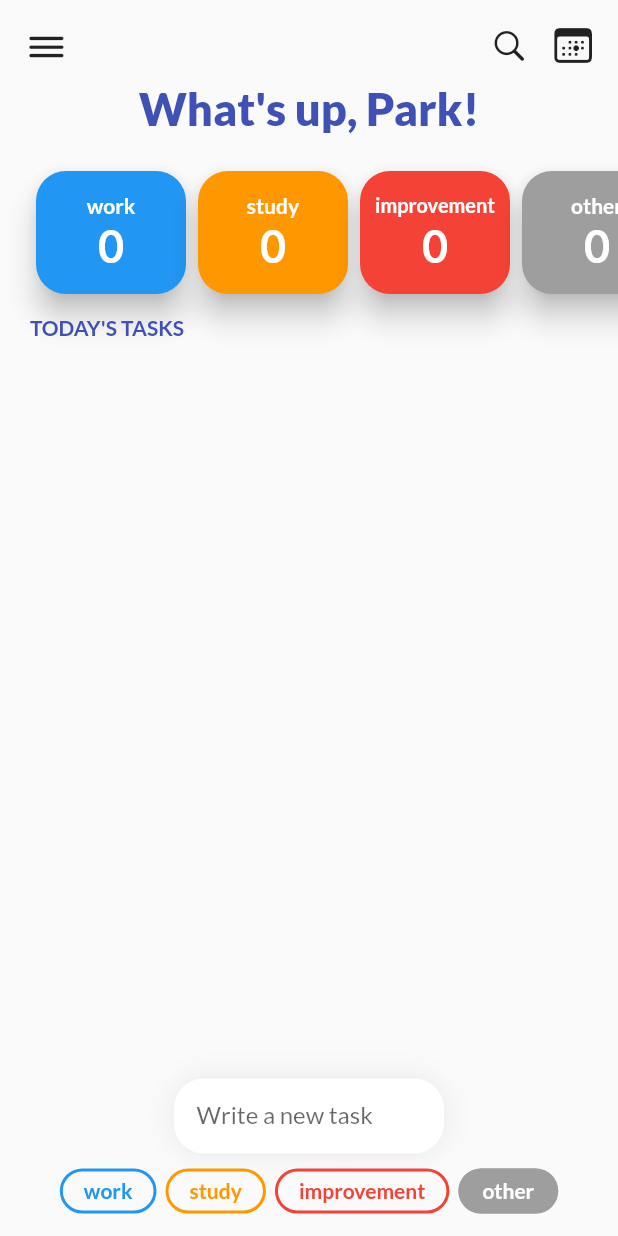
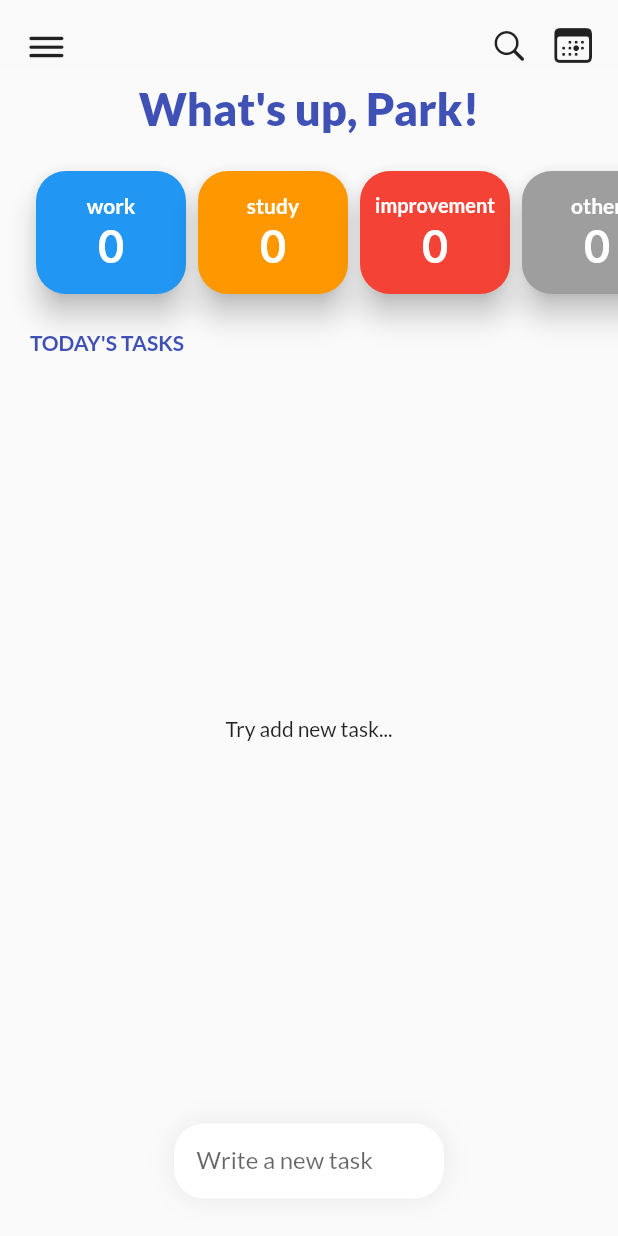
Before and after one commit to ParkSoravee/Todo_App, a Flutter app: the screen it shows after launch, on a phone screen of 412 x 824 dp. Run offline on Flutter 3.47's test engine with Material 2 defaults, Android fonts, the phone set to English and light mode, and no system bars; our stand-ins replace flutter_keyboard_visibility.

Commit message:
animated new tasks tags...

```diff
--- a/lib/new_task/new_task.dart
+++ b/lib/new_task/new_task.dart
@@ -1,3 +1,5 @@
+import 'dart:async';
+
 import 'package:flutter/gestures.dart';
 import 'package:flutter/material.dart';
 import 'package:flutter_keyboard_visibility/flutter_keyboard_visibility.dart';
@@ -17,6 +19,7 @@ class _NewTaskState extends State<NewTask> {
   final _controller = TextEditingController();
   final _focusNode = FocusNode();
   var _isOnFocus = false;
+  var _isExtend = false;
 
   String _tag = 'other';
   DateTime? _dueDate;
@@ -69,8 +72,14 @@ class _NewTaskState extends State<NewTask> {
       setState(() {
         if (_focusNode.hasFocus) {
           _isOnFocus = true;
+          _isExtend = true;
         } else {
           _isOnFocus = false;
+          Timer(Duration(milliseconds: 400), () {
+            setState(() {
+              _isExtend = false;
+            });
+          });
         }
       });
     });
@@ -154,9 +163,16 @@ class _NewTaskState extends State<NewTask> {
           SizedBox(
             height: 10,
           ),
-          Container(
+          // if (_isOnFocus)
+          AnimatedContainer(
+            duration: Duration(milliseconds: 300),
+            curve: Curves.fastOutSlowIn,
             // width: double.infinity,
-            height: 30,
+            height: _isExtend ? 30 : 0,
+            child: AnimatedOpacity(
+              duration: Duration(milliseconds: 500),
+              curve: Curves.easeIn,
+              opacity: _isOnFocus ? 1 : 0,
               child: ListView.builder(
                 scrollDirection: Axis.horizontal,
                 shrinkWrap: true,
@@ -169,15 +185,7 @@ class _NewTaskState extends State<NewTask> {
                 ),
               ),
             ),
-          // Row(
-          //   mainAxisSize: MainAxisSize.min,
-          //   children: [
-          //     Tag(),
-          //     Tag(),
-          //     Tag(),
-          //     Tag(),
-          //   ],
-          // ),
+          ),
         ],
       ),
     );
--- a/lib/widgets/overall/overalls.dart
+++ b/lib/widgets/overall/overalls.dart
@@ -8,7 +8,7 @@ class OverAlls extends StatelessWidget {
   Widget build(BuildContext context) {
     final tags = Provider.of<Tags>(context, listen: false).tags;
     return Container(
-      margin: EdgeInsets.symmetric(horizontal: 20, vertical: 10),
+      margin: EdgeInsets.only(left: 20, right: 20, top: 10, bottom: 20),
       height: 90,
       child: ListView.builder(
         clipBehavior: Clip.none,
--- a/lib/widgets/task_list.dart
+++ b/lib/widgets/task_list.dart
@@ -14,7 +14,8 @@ class _TaskListState extends State<TaskList> {
   Widget build(BuildContext context) {
     final tasks = Provider.of<Tasks>(context).tasks;
     return Expanded(
-      child: Container(
+      child: tasks.length > 0
+          ? Container(
               // padding: EdgeInsets.symmetric(horizontal: 18),
               margin: EdgeInsets.only(top: 10.0),
               child: ListView.builder(
@@ -26,7 +27,8 @@ class _TaskListState extends State<TaskList> {
                   tasks[index].dueDate,
                 ),
               ),
-      ),
+            )
+          : Center(child: Text('Try add new task...')),
     );
   }
 }
```
Lines whose indentation alone changed are shown as unchanged.
